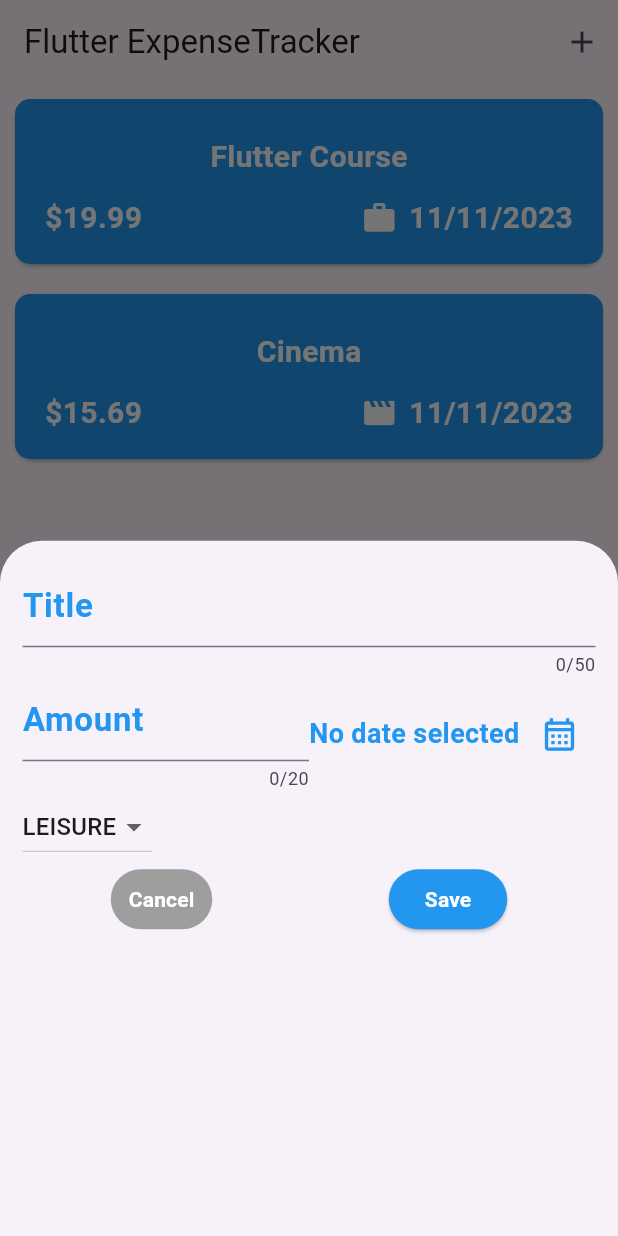
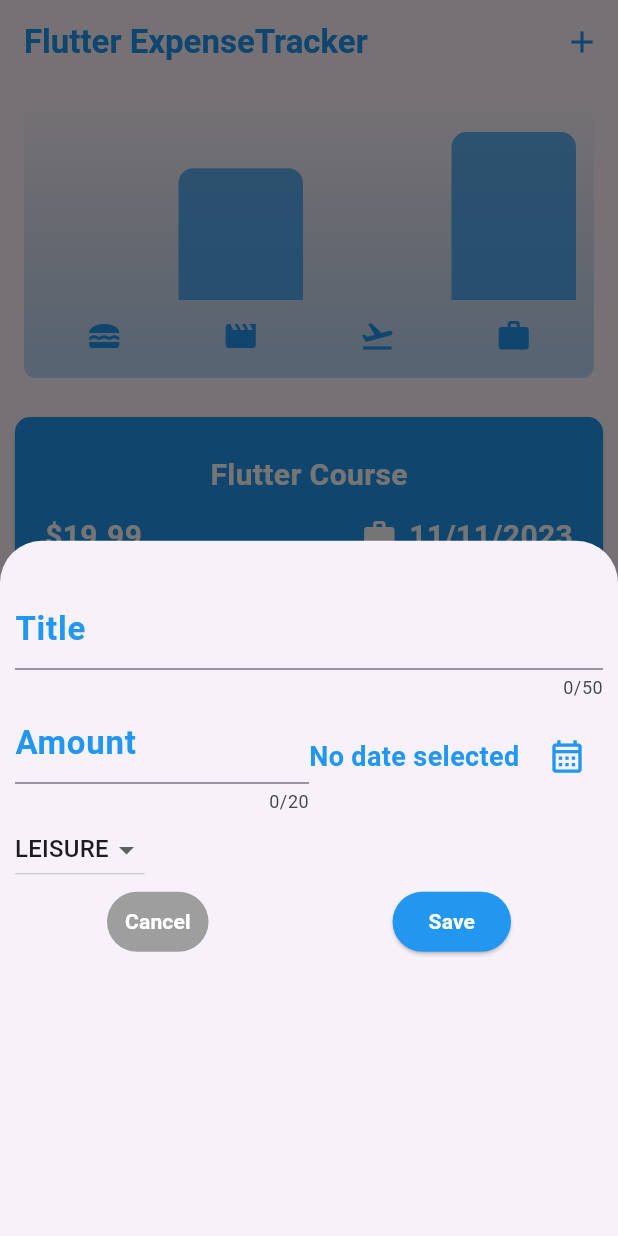
Before and after one commit to maithanhtrong1113/dartCourse, a Flutter app: the screen it shows after launch, after a tap on the "add" icon, on a phone screen of 412 x 824 dp. Run offline on Flutter 3.47's test engine with Material 2 defaults, Android fonts, the phone set to English and light mode, and no system bars; our stand-ins replace adaptive_theme.

Commit message:
add chart

```diff
--- a/lib/main.dart
+++ b/lib/main.dart
@@ -5,7 +5,9 @@ void main() {
   runApp(
     MaterialApp(
       theme: ThemeData(useMaterial3: true),
+      darkTheme: ThemeData.dark(useMaterial3: true),
       home: const Expenses(),
+      themeMode: ThemeMode.light,
     ),
   );
 }
--- a/lib/models/expense.dart
+++ b/lib/models/expense.dart
@@ -29,3 +29,23 @@ class Expense {
     return formatter.format(date);
   }
 }
+
+class ExpenseBucket {
+  const ExpenseBucket({required this.expenses, required this.category});
+
+  final List<Expense> expenses;
+  final Category category;
+
+  ExpenseBucket.forCategory(List<Expense> allExpenses, this.category)
+      : expenses = allExpenses
+            .where((expense) => expense.category == category)
+            .toList();
+
+  double get totalExpenses {
+    double sum = 0;
+    for (final expense in expenses) {
+      sum += expense.amount;
+    }
+    return sum;
+  }
+}
--- /dev/null
+++ b/lib/widget/chart/chart.dart
@@ -0,0 +1,92 @@
+import 'package:flutter/material.dart';
+
+import 'package:frist_app/widget/chart/chart_bar.dart';
+import 'package:frist_app/models/expense.dart';
+
+class Chart extends StatelessWidget {
+  const Chart({super.key, required this.expenses});
+
+  final List<Expense> expenses;
+
+  List<ExpenseBucket> get buckets {
+    return [
+      ExpenseBucket.forCategory(expenses, Category.food),
+      ExpenseBucket.forCategory(expenses, Category.leisure),
+      ExpenseBucket.forCategory(expenses, Category.travel),
+      ExpenseBucket.forCategory(expenses, Category.work),
+    ];
+  }
+
+  double get maxTotalExpense {
+    double maxTotalExpense = 0;
+
+    for (final bucket in buckets) {
+      if (bucket.totalExpenses > maxTotalExpense) {
+        maxTotalExpense = bucket.totalExpenses;
+      }
+    }
+
+    return maxTotalExpense;
+  }
+
+  @override
+  Widget build(BuildContext context) {
+    final isDarkMode =
+        MediaQuery.of(context).platformBrightness == Brightness.dark;
+    return Container(
+      margin: const EdgeInsets.all(16),
+      padding: const EdgeInsets.symmetric(
+        vertical: 16,
+        horizontal: 8,
+      ),
+      width: double.infinity,
+      height: 180,
+      decoration: BoxDecoration(
+        borderRadius: BorderRadius.circular(8),
+        gradient: LinearGradient(
+          colors: [
+            const Color.fromARGB(255, 35, 151, 240).withOpacity(0.3),
+            const Color.fromARGB(255, 12, 77, 128).withOpacity(0.0)
+          ],
+          begin: Alignment.bottomCenter,
+          end: Alignment.topCenter,
+        ),
+      ),
+      child: Column(
+        children: [
+          Expanded(
+            child: Row(
+              crossAxisAlignment: CrossAxisAlignment.end,
+              children: [
+                for (final bucket in buckets) // alternative to map()
+                  ChartBar(
+                    fill: bucket.totalExpenses == 0
+                        ? 0
+                        : bucket.totalExpenses / maxTotalExpense,
+                  )
+              ],
+            ),
+          ),
+          const SizedBox(height: 12),
+          Row(
+            children: buckets
+                .map(
+                  (bucket) => Expanded(
+                    child: Padding(
+                      padding: const EdgeInsets.symmetric(horizontal: 4),
+                      child: Icon(
+                        categoryIcons[bucket.category],
+                        color: isDarkMode
+                            ? const Color.fromARGB(255, 35, 151, 240)
+                            : const Color.fromARGB(255, 35, 151, 240),
+                      ),
+                    ),
+                  ),
+                )
+                .toList(),
+          )
+        ],
+      ),
+    );
+  }
+}
--- /dev/null
+++ b/lib/widget/chart/chart_bar.dart
@@ -0,0 +1,41 @@
+import 'package:flutter/material.dart';
+
+var kColorScheme =
+    ColorScheme.fromSeed(seedColor: const Color.fromARGB(255, 35, 151, 240));
+
+var kDarkColorScheme = ColorScheme.fromSeed(
+    brightness: Brightness.dark,
+    seedColor: const Color.fromARGB(255, 35, 151, 240));
+
+class ChartBar extends StatelessWidget {
+  const ChartBar({
+    super.key,
+    required this.fill,
+  });
+
+  final double fill;
+
+  @override
+  Widget build(BuildContext context) {
+    final isDarkMode =
+        MediaQuery.of(context).platformBrightness == Brightness.dark;
+    return Expanded(
+      child: Padding(
+        padding: const EdgeInsets.symmetric(horizontal: 4),
+        child: FractionallySizedBox(
+          heightFactor: fill,
+          child: DecoratedBox(
+            decoration: BoxDecoration(
+              shape: BoxShape.rectangle,
+              borderRadius:
+                  const BorderRadius.vertical(top: Radius.circular(10)),
+              color: isDarkMode
+                  ? const Color.fromARGB(255, 35, 151, 240)
+                  : const Color.fromARGB(255, 35, 151, 240).withOpacity(0.7),
+            ),
+          ),
+        ),
+      ),
+    );
+  }
+}
--- a/lib/widget/expenses.dart
+++ b/lib/widget/expenses.dart
@@ -1,4 +1,6 @@
+import 'package:adaptive_theme/adaptive_theme.dart';
 import 'package:flutter/material.dart';
+import 'package:frist_app/widget/chart/chart.dart';
 import 'package:frist_app/widget/expenses_list.dart';
 import 'package:frist_app/models/expense.dart';
 import 'package:frist_app/widget/new_expense.dart';
@@ -36,27 +38,100 @@ class _ExpensesState extends State<Expenses> {
 
   void _openAddExpenseOverlay() {
     showModalBottomSheet(
+      // isScrollControlled: true,
       context: context,
       builder: (ctx) => NewExpense(onAddExpense: _addExpense),
     );
   }
 
+  // void _changeTheme() {
+  //   AdaptiveTheme.of(context).toggleThemeMode();
+  // }
+
+  void _removeExpense(Expense expense) {
+    final expenseIndex = _registeredExpenses.indexOf(expense);
+
+    setState(() {
+      _registeredExpenses.remove(expense);
+    });
+    ScaffoldMessenger.of(context).clearSnackBars();
+    ScaffoldMessenger.of(context).showSnackBar(
+      SnackBar(
+        content: const Text(
+          'Expense deleted',
+          style: TextStyle(fontSize: 15, fontWeight: FontWeight.bold),
+        ),
+        duration: const Duration(seconds: 3),
+        action: SnackBarAction(
+          label: 'Undo',
+          onPressed: () {
+            setState(() {
+              _registeredExpenses.insert(expenseIndex, expense);
+            });
+          },
+        ),
+      ),
+    );
+  }
+
   @override
   Widget build(BuildContext context) {
+    Widget main = Column(
+      mainAxisAlignment: MainAxisAlignment.center,
+      children: [
+        const Center(
+          child: Text(
+            'No expenses found. Start adding some!',
+            style: TextStyle(
+              fontWeight: FontWeight.bold,
+              fontSize: 20,
+              color: Color.fromARGB(255, 35, 151, 240),
+            ),
+          ),
+        ),
+        Container(
+          margin: const EdgeInsets.only(top: 20),
+          decoration: const BoxDecoration(
+            color: Color.fromARGB(255, 35, 151, 240),
+            shape: BoxShape.circle,
+          ),
+          child: IconButton(
+            // onPressed: _openAddExpenseOverlay,
+            onPressed: _openAddExpenseOverlay,
+            icon: const Icon(
+              Icons.add,
+              color: Colors.white,
+            ),
+          ),
+        )
+      ],
+    );
+    if (_registeredExpenses.isNotEmpty) {
+      main = ExpensesList(
+          expenses: _registeredExpenses, onRemoveExpanse: _removeExpense);
+    }
     return SafeArea(
       child: Scaffold(
         appBar: AppBar(
-          title: const Text('Flutter ExpenseTracker'),
+          title: const Text(
+            'Flutter ExpenseTracker',
+            style: TextStyle(
+              color: Color.fromARGB(255, 35, 151, 240),
+              fontWeight: FontWeight.bold,
+            ),
+          ),
           actions: [
             IconButton(
               icon: const Icon(Icons.add),
+              color: const Color.fromARGB(255, 35, 151, 240),
               onPressed: _openAddExpenseOverlay,
             )
           ],
         ),
         body: Column(children: [
+          Chart(expenses: _registeredExpenses),
           Expanded(
-            child: ExpensesList(expenses: _registeredExpenses),
+            child: main,
           ),
         ]),
       ),
--- a/lib/widget/expenses_list.dart
+++ b/lib/widget/expenses_list.dart
@@ -3,15 +3,23 @@ import 'package:frist_app/models/expense.dart';
 import 'package:frist_app/widget/expense_item.dart';
 
 class ExpensesList extends StatelessWidget {
-  const ExpensesList({super.key, required this.expenses});
+  const ExpensesList(
+      {super.key, required this.expenses, required this.onRemoveExpanse});
 
   final List<Expense> expenses;
+  final void Function(Expense expense) onRemoveExpanse;
   @override
   Widget build(BuildContext context) {
     return ListView.builder(
       itemCount: expenses.length,
-      itemBuilder: (ctx, index) => ExpenseItem(
-        expense: expenses[index],
+      itemBuilder: (ctx, index) => Dismissible(
+        key: ValueKey(expenses[index]),
+        onDismissed: (direction) => {
+          onRemoveExpanse(expenses[index]),
+        },
+        child: ExpenseItem(
+          expense: expenses[index],
+        ),
       ),
     );
   }
--- a/lib/widget/new_expense.dart
+++ b/lib/widget/new_expense.dart
@@ -84,10 +84,12 @@ class _NewExpenseState extends State<NewExpense> {
 
   @override
   Widget build(BuildContext context) {
-    return Container(
-      margin: const EdgeInsets.all(15),
+    return SafeArea(
+      child: Container(
+        margin: const EdgeInsets.symmetric(horizontal: 10, vertical: 30),
         child: Column(
           crossAxisAlignment: CrossAxisAlignment.start,
+          mainAxisAlignment: MainAxisAlignment.start,
           children: [
             TextField(
               maxLength: 50,
@@ -206,6 +208,7 @@ class _NewExpenseState extends State<NewExpense> {
             )
           ],
         ),
+      ),
     );
   }
 }
--- a/pubspec.yaml
+++ b/pubspec.yaml
@@ -38,6 +38,7 @@ dependencies:
   google_fonts: ^6.1.0
   uuid: ^4.1.0
   intl: ^0.18.1
+  adaptive_theme: ^3.4.1
 
 dev_dependencies:
   flutter_test:
```
Also changed, not shown: pubspec.lock, 1 other file. Lines whose indentation alone changed are shown as unchanged.
